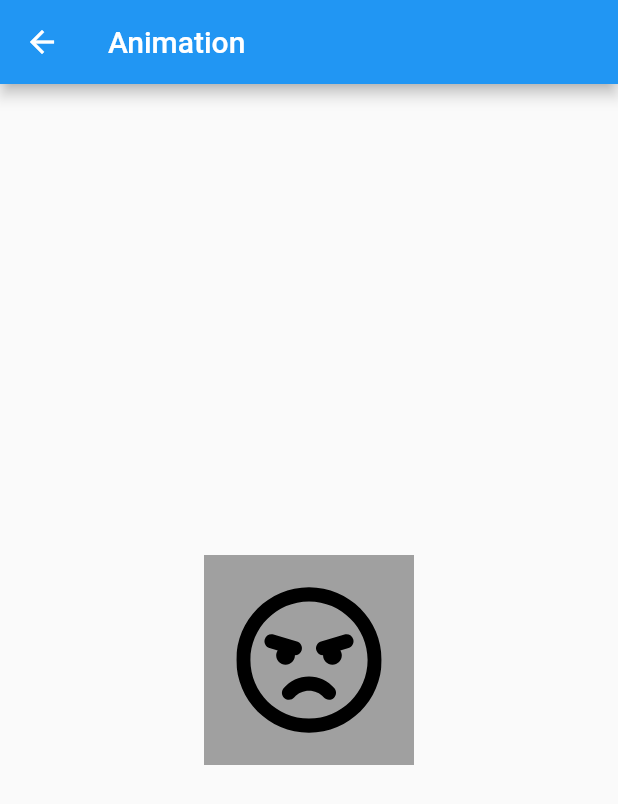
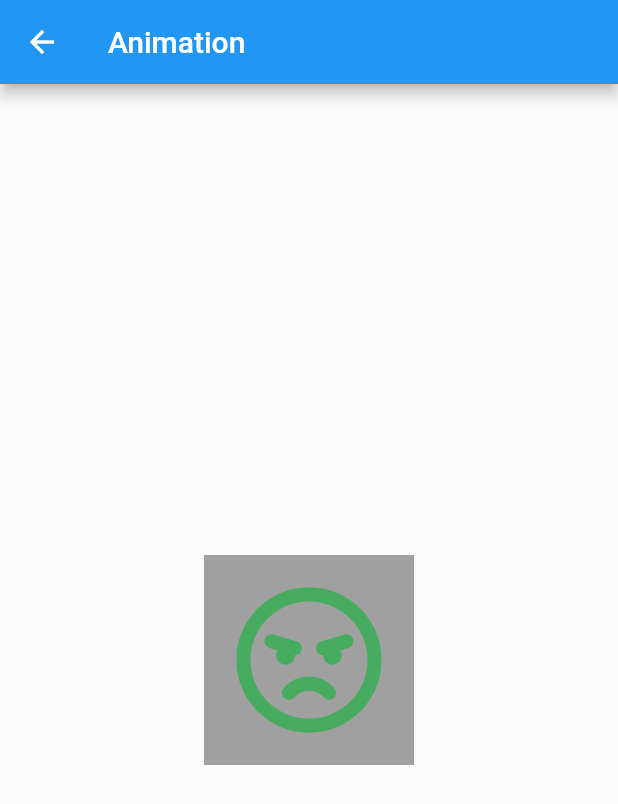
Before and after one commit to peiffer-innovations/websafe_svg, a Flutter app: the AnimationPage screen opened directly, on a phone screen of 412 x 824 dp. Shown: the top 804 px of the screen. Run offline on Flutter 3.47's test engine with Material 2 defaults, Android fonts, the phone set to English and light mode, and no system bars; our stand-ins replace flutter_svg; missing offline and left inert: dart:js; project files that could hold a hidden picture were left out.

Commit message:
Fixed Color

```diff
--- a/example/lib/src/animation_page.dart
+++ b/example/lib/src/animation_page.dart
@@ -53,13 +53,17 @@ class _AnimationPageState extends State<AnimationPage>
         child: AnimatedBuilder(
           animation: colorAnimation,
           builder: (context, w) {
+            final color = colorAnimation.value;
             return Container(
               color: const Color(0xffa0a0a0),
               margin: const EdgeInsets.all(124),
               padding: const EdgeInsets.all(20.0),
               child: WebsafeSvg.asset(
                 'assets/svgs/angry.svg',
-                color: colorAnimation.value,
+                colorFilter: ColorFilter.mode(
+                  color ?? Colors.black,
+                  BlendMode.srcIn,
+                ),
                 height: 100.0,
                 width: 100.0,
               ),
--- a/example/lib/src/asset_svg_page.dart
+++ b/example/lib/src/asset_svg_page.dart
@@ -75,7 +75,10 @@ class _AssetSvgPageState extends State<AssetSvgPage> {
                         ),
                         child: WebsafeSvg.asset(
                           'assets/svgs/${_svgs[index]}',
-                          color: Colors.white,
+                          colorFilter: const ColorFilter.mode(
+                            Colors.white,
+                            BlendMode.srcIn,
+                          ),
                           fit: BoxFit.contain,
                           height: 30.0,
                           width: 30.0,
--- a/example/lib/src/memory_svg_page.dart
+++ b/example/lib/src/memory_svg_page.dart
@@ -86,7 +86,10 @@ class _MemorySvgPageState extends State<MemorySvgPage> {
                         ),
                         child: WebsafeSvg.memory(
                           _svgs[index].image,
-                          color: Colors.white,
+                          colorFilter: const ColorFilter.mode(
+                            Colors.white,
+                            BlendMode.srcIn,
+                          ),
                           fit: BoxFit.contain,
                           height: 30.0,
                           width: 30.0,
--- a/example/lib/src/network_svg_page.dart
+++ b/example/lib/src/network_svg_page.dart
@@ -77,7 +77,10 @@ class _NetworkSvgPageState extends State<NetworkSvgPage> {
                         ),
                         child: WebsafeSvg.network(
                           'https://raw.githubusercontent.com/peiffer-innovations/websafe_svg/main/example/assets-src/svgs/${_svgs[index]}',
-                          color: Colors.white,
+                          colorFilter: const ColorFilter.mode(
+                            Colors.white,
+                            BlendMode.srcIn,
+                          ),
                           fit: BoxFit.contain,
                           height: 30.0,
                           width: 30.0,
--- a/example/lib/src/string_svg_page.dart
+++ b/example/lib/src/string_svg_page.dart
@@ -82,7 +82,10 @@ class _StringSvgPageState extends State<StringSvgPage> {
                         ),
                         child: WebsafeSvg.string(
                           _svgs[index].image,
-                          color: Colors.white,
+                          colorFilter: const ColorFilter.mode(
+                            Colors.white,
+                            BlendMode.srcIn,
+                          ),
                           fit: BoxFit.contain,
                           height: 30.0,
                           width: 30.0,
--- a/lib/src/platform/browser/browser_svg.dart
+++ b/lib/src/platform/browser/browser_svg.dart
@@ -12,6 +12,7 @@ class BrowserSvg extends StatefulWidget {
     required this.alignment,
     this.allowDrawingOutsideViewBox = false,
     this.clipBehavior = Clip.hardEdge,
+    this.colorFilter,
     required this.excludeFromSemantics,
     required this.fit,
     required this.height,
@@ -27,6 +28,7 @@ class BrowserSvg extends StatefulWidget {
   final Alignment alignment;
   final bool allowDrawingOutsideViewBox;
   final Clip clipBehavior;
+  final ColorFilter? colorFilter;
   final bool excludeFromSemantics;
   final BoxFit fit;
   final double? height;
@@ -102,6 +104,7 @@ class _BrowserSvgState extends State<BrowserSvg> {
 
   @override
   Widget build(BuildContext context) {
+    final colorFilter = widget.colorFilter;
     return AnimatedSwitcher(
       duration: const Duration(milliseconds: 100),
       child: _image == null
@@ -112,6 +115,7 @@ class _BrowserSvgState extends State<BrowserSvg> {
                   alignment: widget.alignment,
                   allowDrawingOutsideViewBox: widget.allowDrawingOutsideViewBox,
                   clipBehavior: widget.clipBehavior,
+                  colorFilter: widget.colorFilter,
                   fit: widget.fit,
                   height: widget.height,
                   matchTextDirection: widget.matchTextDirection,
@@ -123,13 +127,25 @@ class _BrowserSvgState extends State<BrowserSvg> {
                   height: widget.height,
                   width: widget.width,
                   alignment: widget.alignment,
+                  child: colorFilter == null
+                      ? Image.network(
+                          _image!,
+                          alignment: widget.alignment,
+                          height: widget.height,
+                          fit: widget.fit,
+                          semanticLabel: widget.semanticsLabel,
+                          width: widget.width,
+                        )
+                      : ColorFiltered(
+                          colorFilter: colorFilter,
                           child: Image.network(
                             _image!,
                             alignment: widget.alignment,
-                    color: widget.theme?.currentColor,
                             height: widget.height,
                             fit: widget.fit,
+                            semanticLabel: widget.semanticsLabel,
                             width: widget.width,
+                          ),
                         ),
                 ),
     );
--- a/lib/src/platform/browser_svg.dart
+++ b/lib/src/platform/browser_svg.dart
@@ -13,6 +13,7 @@ Widget svgFromAsset(
   Alignment alignment = Alignment.center,
   bool allowDrawingOutsideViewBox = false,
   Clip clipBehavior = Clip.hardEdge,
+  ColorFilter? colorFilter,
   bool excludeFromSemantics = false,
   BoxFit fit = BoxFit.contain,
   double? height,
@@ -28,6 +29,7 @@ Widget svgFromAsset(
       alignment: alignment,
       allowDrawingOutsideViewBox: allowDrawingOutsideViewBox,
       clipBehavior: clipBehavior,
+      colorFilter: colorFilter,
       excludeFromSemantics: excludeFromSemantics,
       fit: fit,
       height: height,
@@ -48,6 +50,7 @@ Widget svgFromMemory(
   Alignment alignment = Alignment.center,
   bool allowDrawingOutsideViewBox = false,
   Clip clipBehavior = Clip.hardEdge,
+  ColorFilter? colorFilter,
   bool excludeFromSemantics = false,
   BoxFit fit = BoxFit.contain,
   double? height,
@@ -62,6 +65,7 @@ Widget svgFromMemory(
       alignment: alignment,
       allowDrawingOutsideViewBox: allowDrawingOutsideViewBox,
       clipBehavior: clipBehavior,
+      colorFilter: colorFilter,
       excludeFromSemantics: excludeFromSemantics,
       fit: fit,
       height: height,
@@ -79,6 +83,7 @@ Widget svgFromNetwork(
   Alignment alignment = Alignment.center,
   bool allowDrawingOutsideViewBox = false,
   Clip clipBehavior = Clip.hardEdge,
+  ColorFilter? colorFilter,
   bool excludeFromSemantics = false,
   BoxFit fit = BoxFit.contain,
   Map<String, String>? headers,
@@ -94,6 +99,7 @@ Widget svgFromNetwork(
       alignment: alignment,
       allowDrawingOutsideViewBox: allowDrawingOutsideViewBox,
       clipBehavior: clipBehavior,
+      colorFilter: colorFilter,
       excludeFromSemantics: excludeFromSemantics,
       fit: fit,
       height: height,
@@ -114,6 +120,7 @@ Widget svgFromString(
   Alignment alignment = Alignment.center,
   bool allowDrawingOutsideViewBox = false,
   Clip clipBehavior = Clip.hardEdge,
+  ColorFilter? colorFilter,
   bool excludeFromSemantics = false,
   BoxFit fit = BoxFit.contain,
   double? height,
@@ -128,6 +135,7 @@ Widget svgFromString(
       alignment: alignment,
       allowDrawingOutsideViewBox: allowDrawingOutsideViewBox,
       clipBehavior: clipBehavior,
+      colorFilter: colorFilter,
       excludeFromSemantics: excludeFromSemantics,
       fit: fit,
       height: height,
--- a/lib/src/platform/io_svg.dart
+++ b/lib/src/platform/io_svg.dart
@@ -8,6 +8,7 @@ Widget svgFromAsset(
   Alignment alignment = Alignment.center,
   bool allowDrawingOutsideViewBox = false,
   Clip clipBehavior = Clip.hardEdge,
+  ColorFilter? colorFilter,
   bool excludeFromSemantics = false,
   BoxFit fit = BoxFit.contain,
   double? height,
@@ -24,6 +25,7 @@ Widget svgFromAsset(
       alignment: alignment,
       allowDrawingOutsideViewBox: allowDrawingOutsideViewBox,
       clipBehavior: clipBehavior,
+      colorFilter: colorFilter,
       excludeFromSemantics: excludeFromSemantics,
       fit: fit,
       height: height,
@@ -41,6 +43,7 @@ Widget svgFromMemory(
   Alignment alignment = Alignment.center,
   bool allowDrawingOutsideViewBox = false,
   Clip clipBehavior = Clip.hardEdge,
+  ColorFilter? colorFilter,
   bool excludeFromSemantics = false,
   BoxFit fit = BoxFit.contain,
   double? height,
@@ -57,6 +60,7 @@ Widget svgFromMemory(
       alignment: alignment,
       allowDrawingOutsideViewBox: allowDrawingOutsideViewBox,
       clipBehavior: clipBehavior,
+      colorFilter: colorFilter,
       excludeFromSemantics: excludeFromSemantics,
       fit: fit,
       height: height,
@@ -73,6 +77,7 @@ Widget svgFromNetwork(
   Alignment alignment = Alignment.center,
   bool allowDrawingOutsideViewBox = false,
   Clip clipBehavior = Clip.hardEdge,
+  ColorFilter? colorFilter,
   bool excludeFromSemantics = false,
   BoxFit fit = BoxFit.contain,
   Map<String, String>? headers,
@@ -89,6 +94,7 @@ Widget svgFromNetwork(
       alignment: alignment,
       allowDrawingOutsideViewBox: allowDrawingOutsideViewBox,
       clipBehavior: clipBehavior,
+      colorFilter: colorFilter,
       excludeFromSemantics: excludeFromSemantics,
       fit: fit,
       headers: headers,
@@ -106,6 +112,7 @@ Widget svgFromString(
   Alignment alignment = Alignment.center,
   bool allowDrawingOutsideViewBox = false,
   Clip clipBehavior = Clip.hardEdge,
+  ColorFilter? colorFilter,
   bool excludeFromSemantics = false,
   BoxFit fit = BoxFit.contain,
   double? height,
@@ -121,6 +128,7 @@ Widget svgFromString(
       alignment: alignment,
       allowDrawingOutsideViewBox: allowDrawingOutsideViewBox,
       clipBehavior: clipBehavior,
+      colorFilter: colorFilter,
       excludeFromSemantics: excludeFromSemantics,
       fit: fit,
       height: height,
--- a/lib/src/platform/stub_svg.dart
+++ b/lib/src/platform/stub_svg.dart
@@ -1,18 +1,23 @@
 import 'dart:typed_data';
 
 import 'package:flutter/material.dart';
+import 'package:flutter_svg/flutter_svg.dart';
 
 Widget svgFromAsset(
   String asset, {
   Alignment alignment = Alignment.center,
-  Color? color,
+  bool allowDrawingOutsideViewBox = false,
+  Clip clipBehavior = Clip.hardEdge,
+  ColorFilter? colorFilter,
   bool excludeFromSemantics = false,
   BoxFit fit = BoxFit.contain,
   double? height,
   Key? key,
+  bool matchTextDirection = false,
   String? package,
   WidgetBuilder? placeholderBuilder,
   String? semanticsLabel,
+  SvgTheme theme = const SvgTheme(),
   double? width,
 }) =>
     throw UnimplementedError();
@@ -20,13 +25,18 @@ Widget svgFromAsset(
 Widget svgFromMemory(
   Uint8List bytes, {
   Alignment alignment = Alignment.center,
-  Color? color,
+  bool allowDrawingOutsideViewBox = false,
+  Clip clipBehavior = Clip.hardEdge,
+  ColorFilter? colorFilter,
   bool excludeFromSemantics = false,
   BoxFit fit = BoxFit.contain,
   double? height,
   Key? key,
+  bool matchTextDirection = false,
+  String? package,
   WidgetBuilder? placeholderBuilder,
   String? semanticsLabel,
+  SvgTheme theme = const SvgTheme(),
   double? width,
 }) =>
     throw UnimplementedError();
@@ -34,14 +44,18 @@ Widget svgFromMemory(
 Widget svgFromNetwork(
   String url, {
   Alignment alignment = Alignment.center,
-  Color? color,
+  bool allowDrawingOutsideViewBox = false,
+  Clip clipBehavior = Clip.hardEdge,
+  ColorFilter? colorFilter,
   bool excludeFromSemantics = false,
   BoxFit fit = BoxFit.contain,
+  Map<String, String>? headers,
   double? height,
-  Map<String, String>? headers,
   Key? key,
+  bool matchTextDirection = false,
   WidgetBuilder? placeholderBuilder,
   String? semanticsLabel,
+  SvgTheme theme = const SvgTheme(),
   double? width,
 }) =>
     throw UnimplementedError();
@@ -49,13 +63,17 @@ Widget svgFromNetwork(
 Widget svgFromString(
   String bytes, {
   Alignment alignment = Alignment.center,
-  Color? color,
+  bool allowDrawingOutsideViewBox = false,
+  Clip clipBehavior = Clip.hardEdge,
+  ColorFilter? colorFilter,
   bool excludeFromSemantics = false,
   BoxFit fit = BoxFit.contain,
   double? height,
   Key? key,
+  bool matchTextDirection = false,
   WidgetBuilder? placeholderBuilder,
   String? semanticsLabel,
+  SvgTheme theme = const SvgTheme(),
   double? width,
 }) =>
     throw UnimplementedError();
--- a/lib/src/websafe_svg.dart
+++ b/lib/src/websafe_svg.dart
@@ -1,6 +1,7 @@
 import 'dart:typed_data';
 
 import 'package:flutter/material.dart';
+import 'package:flutter_svg/flutter_svg.dart';
 
 // ignore: uri_does_not_exist
 import 'platform/stub_svg.dart'
@@ -13,88 +14,137 @@ class WebsafeSvg {
   static Widget asset(
     String asset, {
     Alignment alignment = Alignment.center,
-    Color? color,
+    bool allowDrawingOutsideViewBox = false,
+    Clip clipBehavior = Clip.hardEdge,
+    ColorFilter? colorFilter,
+    bool excludeFromSemantics = false,
     BoxFit fit = BoxFit.contain,
     double? height,
+    Key? key,
+    bool matchTextDirection = false,
     String? package,
     WidgetBuilder? placeholderBuilder,
     String? semanticsLabel,
+    SvgTheme theme = const SvgTheme(),
     double? width,
   }) =>
       svgFromAsset(
         asset,
         alignment: alignment,
-        color: color,
+        allowDrawingOutsideViewBox: allowDrawingOutsideViewBox,
+        clipBehavior: clipBehavior,
+        colorFilter: colorFilter,
+        excludeFromSemantics: excludeFromSemantics,
         fit: fit,
         height: height,
+        key: key,
+        matchTextDirection: matchTextDirection,
+        placeholderBuilder: placeholderBuilder,
         package: package,
-        placeholderBuilder: placeholderBuilder,
         semanticsLabel: semanticsLabel,
+        theme: theme,
         width: width,
       );
 
   static Widget memory(
     Uint8List bytes, {
     Alignment alignment = Alignment.center,
-    Color? color,
+    bool allowDrawingOutsideViewBox = false,
+    Clip clipBehavior = Clip.hardEdge,
+    ColorFilter? colorFilter,
+    bool excludeFromSemantics = false,
     BoxFit fit = BoxFit.contain,
     double? height,
+    Key? key,
+    bool matchTextDirection = false,
+    String? package,
     WidgetBuilder? placeholderBuilder,
     String? semanticsLabel,
+    SvgTheme theme = const SvgTheme(),
     double? width,
   }) =>
       svgFromMemory(
         bytes,
         alignment: alignment,
-        color: color,
+        allowDrawingOutsideViewBox: allowDrawingOutsideViewBox,
+        clipBehavior: clipBehavior,
+        colorFilter: colorFilter,
+        excludeFromSemantics: excludeFromSemantics,
         fit: fit,
         height: height,
+        key: key,
+        matchTextDirection: matchTextDirection,
         placeholderBuilder: placeholderBuilder,
         semanticsLabel: semanticsLabel,
+        theme: theme,
         width: width,
       );
 
   static Widget network(
     String url, {
     Alignment alignment = Alignment.center,
-    Color? color,
+    bool allowDrawingOutsideViewBox = false,
+    Clip clipBehavior = Clip.hardEdge,
+    ColorFilter? colorFilter,
+    bool excludeFromSemantics = false,
     BoxFit fit = BoxFit.contain,
     Map<String, String>? headers,
     double? height,
+    Key? key,
+    bool matchTextDirection = false,
     WidgetBuilder? placeholderBuilder,
     String? semanticsLabel,
+    SvgTheme theme = const SvgTheme(),
     double? width,
   }) =>
       svgFromNetwork(
         url,
         alignment: alignment,
-        color: color,
+        allowDrawingOutsideViewBox: allowDrawingOutsideViewBox,
+        clipBehavior: clipBehavior,
+        colorFilter: colorFilter,
+        excludeFromSemantics: excludeFromSemantics,
         fit: fit,
         headers: headers,
         height: height,
+        key: key,
+        matchTextDirection: matchTextDirection,
         placeholderBuilder: placeholderBuilder,
         semanticsLabel: semanticsLabel,
+        theme: theme,
         width: width,
       );
 
   static Widget string(
     String bytes, {
     Alignment alignment = Alignment.center,
-    Color? color,
+    bool allowDrawingOutsideViewBox = false,
+    Clip clipBehavior = Clip.hardEdge,
+    ColorFilter? colorFilter,
+    bool excludeFromSemantics = false,
     BoxFit fit = BoxFit.contain,
     double? height,
+    Key? key,
+    bool matchTextDirection = false,
     WidgetBuilder? placeholderBuilder,
     String? semanticsLabel,
+    SvgTheme theme = const SvgTheme(),
     double? width,
   }) =>
       svgFromString(
         bytes,
         alignment: alignment,
-        color: color,
+        allowDrawingOutsideViewBox: allowDrawingOutsideViewBox,
+        clipBehavior: clipBehavior,
+        colorFilter: colorFilter,
+        excludeFromSemantics: excludeFromSemantics,
         fit: fit,
         height: height,
+        key: key,
+        matchTextDirection: matchTextDirection,
         placeholderBuilder: placeholderBuilder,
         semanticsLabel: semanticsLabel,
+        theme: theme,
         width: width,
       );
 }
--- a/pubspec.yaml
+++ b/pubspec.yaml
@@ -1,6 +1,6 @@
 name: 'websafe_svg'
 description: 'Simple abstraction to be able to use SVGs in Android, iOS, and Web.'
-version: '3.0.0'
+version: '3.0.0+1'
 homepage: 'https://github.com/peiffer-innovations/websafe_svg'
 
 environment:
```
Also changed, not shown: 6 other files. Lines whose indentation alone changed are shown as unchanged.
